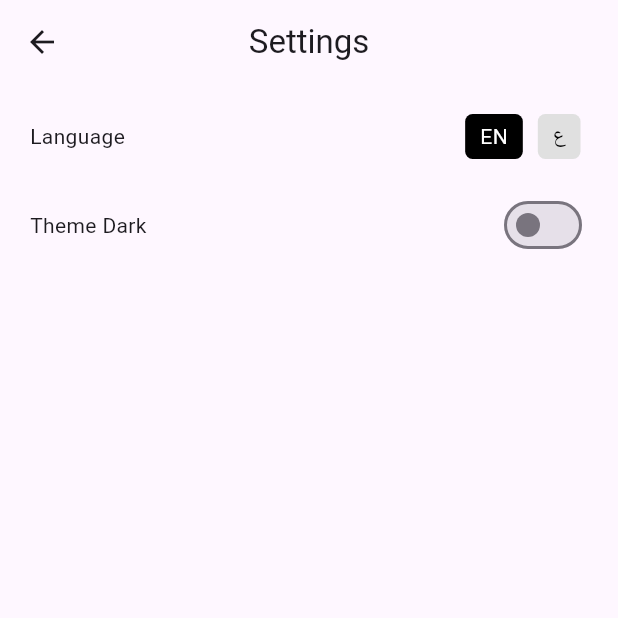
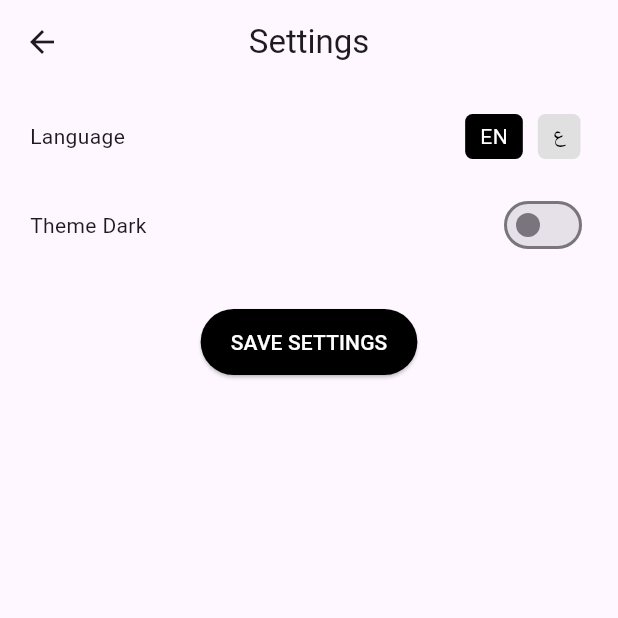
Before and after one commit to nesma220/final_flutter_two_nesma, a Flutter app: the screen it shows after launch, after a tap on the "settings" icon, on a phone screen of 412 x 824 dp, the top half of it. Run offline on Flutter 3.47's test engine with Material 3 defaults, Android fonts, the phone set to English and light mode, and no system bars; our stand-ins replace flutter_svg, get, shared_preferences.

Commit message:
up edit for splach

```diff
--- /dev/null
+++ b/devtools_options.yaml
@@ -0,0 +1,3 @@
+description: This file stores settings for Dart & Flutter DevTools.
+documentation: https://docs.flutter.dev/tools/devtools/extensions#configure-extension-enablement-states
+extensions:
--- a/lib/controllers/settings_controller.dart
+++ b/lib/controllers/settings_controller.dart
@@ -1,19 +1,40 @@
 import 'package:get/get.dart';
 import 'package:flutter/material.dart';
-
-
+import 'package:shared_preferences/shared_preferences.dart';
 
 class SettingsController extends GetxController {
   var selectedLanguage = 'en'.obs;
   var isDarkMode = false.obs;
 
-  void changeLanguage(String langCode) {
+  @override
+  void onInit() {
+    super.onInit();
+    loadSettings();
+  }
+
+  void changeLanguage(String langCode) async {
     selectedLanguage.value = langCode;
     Get.updateLocale(Locale(langCode));
+    saveSettings();
   }
 
   void toggleTheme() {
     isDarkMode.value = !isDarkMode.value;
     Get.changeThemeMode(isDarkMode.value ? ThemeMode.dark : ThemeMode.light);
+    saveSettings();
+  }
+
+  Future<void> saveSettings() async {
+    SharedPreferences prefs = await SharedPreferences.getInstance();
+    await prefs.setString('language', selectedLanguage.value);
+    await prefs.setBool('darkMode', isDarkMode.value);
+  }
+
+  Future<void> loadSettings() async {
+    SharedPreferences prefs = await SharedPreferences.getInstance();
+    selectedLanguage.value = prefs.getString('language') ?? 'en';
+    isDarkMode.value = prefs.getBool('darkMode') ?? false;
+    Get.updateLocale(Locale(selectedLanguage.value));
+    Get.changeThemeMode(isDarkMode.value ? ThemeMode.dark : ThemeMode.light);
   }
 }
--- a/lib/modules/settings_screen.dart
+++ b/lib/modules/settings_screen.dart
@@ -1,10 +1,6 @@
 import 'package:final_flutter_two_nesma/controllers/settings_controller.dart';
 import 'package:flutter/material.dart';
 import 'package:get/get.dart';
-
-import 'package:flutter/material.dart';
-import 'package:get/get.dart';
-
 
 class SettingsScreen extends StatelessWidget {
   final SettingsController settingsController = Get.put(SettingsController());
@@ -48,6 +44,22 @@ class SettingsScreen extends StatelessWidget {
                     )),
               ],
             ),
+
+            const SizedBox(height: 30),
+
+            // ✅ زر الحفظ
+            ElevatedButton(
+              style: ElevatedButton.styleFrom(
+                backgroundColor: Colors.black,
+                padding: const EdgeInsets.symmetric(vertical: 12, horizontal: 20),
+              ),
+              onPressed: () {
+                settingsController.saveSettings();
+                Get.snackbar("Settings Saved", "Your preferences have been saved!",
+                    snackPosition: SnackPosition.BOTTOM);
+              },
+              child: const Text("SAVE SETTINGS", style: TextStyle(color: Colors.white)),
+            ),
           ],
         ),
       ),
--- a/lib/modules/splash_screen.dart
+++ b/lib/modules/splash_screen.dart
@@ -17,10 +17,18 @@ class SplashScreen extends StatelessWidget {
         child: Column(
           mainAxisAlignment: MainAxisAlignment.center,
           children: [
-            SvgPicture.asset(
-              'assets/logo.png',
-              height: 80,
-            ),
+           Container(
+          width: 100,
+          height: 100,
+          decoration: BoxDecoration(
+            color: Colors.black,
+            borderRadius: BorderRadius.circular(20),
+          ),
+          child: Padding(
+            padding: const EdgeInsets.all(20),
+            child: Image.asset("assets/logo2.png", fit: BoxFit.contain),
+          ),
+        ),
             const SizedBox(height: 10),
             const Text(
               'Test App',
--- a/pubspec.yaml
+++ b/pubspec.yaml
@@ -37,6 +37,7 @@ dependencies:
   cupertino_icons: ^1.0.8
   get: ^4.7.2
   flutter_svg: ^2.0.17
+  shared_preferences: ^2.5.2
 
 dev_dependencies:
   flutter_test:
```
Also changed, not shown: assets/logo2.png (added), pubspec.lock, 1 other file.
